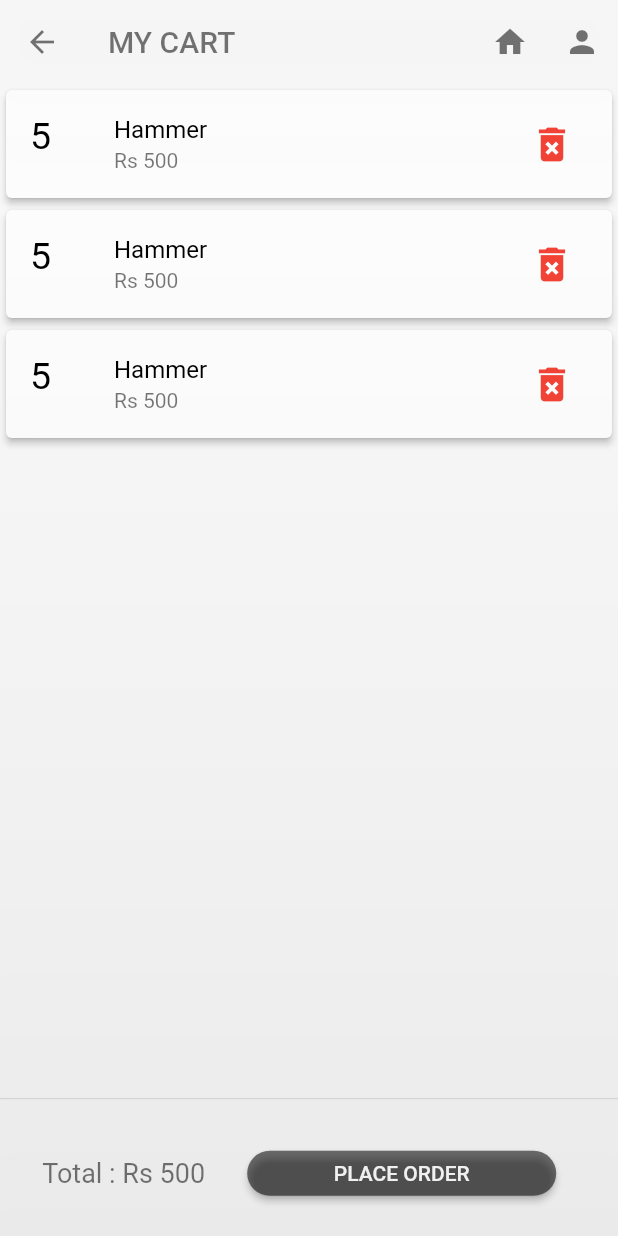
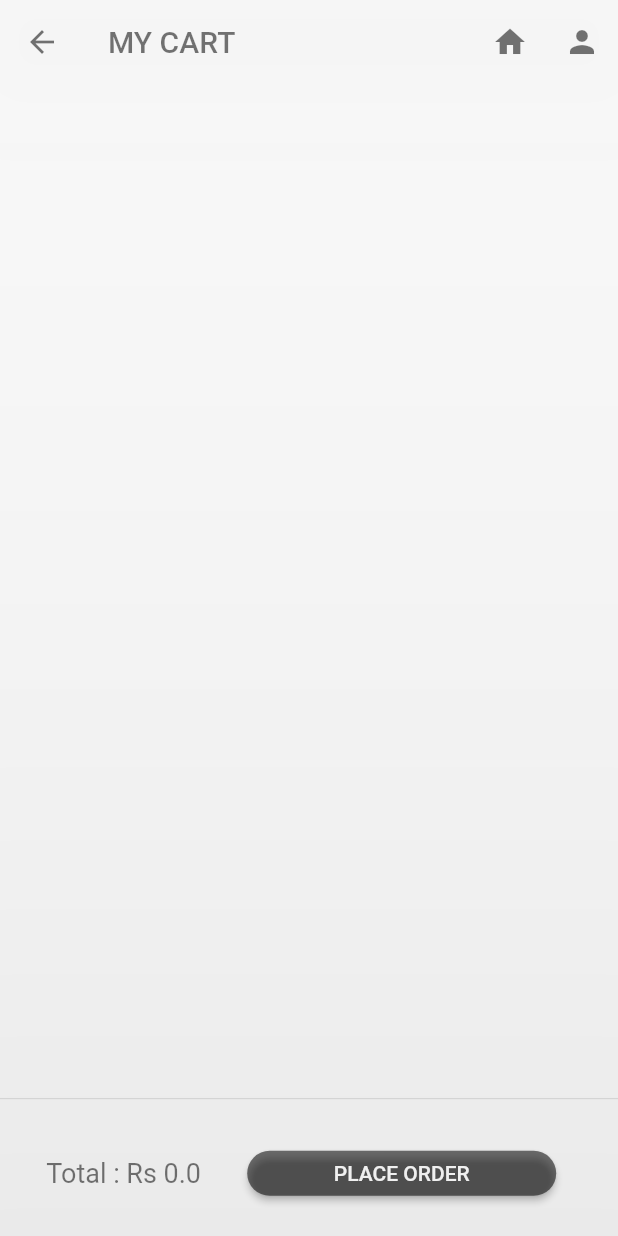
Before and after one commit to RNK-Software/Hardware-Mobile, a Flutter app: the CartScreen screen opened by its route, on a phone screen of 412 x 824 dp. Run offline on Flutter 3.47's test engine with Material 2 defaults, Android fonts, the light colour scheme and no system bars; our stand-ins replace cloud_firestore, firebase_auth; missing offline and left inert: flutter_verification_code; accounts and stored records are empty.

Commit message:
cart logic done

```diff
--- /dev/null
+++ b/lib/modals/cartItem_model.dart
@@ -0,0 +1,7 @@
+class CartItem {
+  String itemName;
+  int quantity;
+  String price;
+
+  CartItem({this.itemName, this.quantity, this.price});
+}
--- a/lib/screens/cart_screen.dart
+++ b/lib/screens/cart_screen.dart
@@ -1,5 +1,9 @@
 import 'package:flutter/material.dart';
 import 'package:flutter/cupertino.dart';
+import 'package:hardwaremobile/modals/cartItem_model.dart';
+import 'package:hardwaremobile/providers/ProductProvider.dart';
+import 'package:hardwaremobile/shop/model/shop_model.dart';
+import 'package:provider/provider.dart';
 import '../widgets/label_text_form_field.dart';
 
 class CartScreen extends StatefulWidget {
@@ -18,6 +22,13 @@ class _CartScreenState extends State<CartScreen> {
   Widget build(BuildContext context) {
     var _mediaQueryData = MediaQuery.of(context);
     var screenWidth = _mediaQueryData.size.width;
+
+    var productProvider = Provider.of<ProductProvider>(context);
+    List<CartItem> cartItems = productProvider.getCartItems();
+    double price = 0;
+    cartItems.forEach((element) {
+      price = price + double.parse(element.price) * element.quantity;
+    });
 
     return Scaffold(
       appBar: AppBar(
@@ -49,14 +60,13 @@ class _CartScreenState extends State<CartScreen> {
             flex: 8,
             child: ListView.builder(
               shrinkWrap: true,
-              itemCount: 3,
+              itemCount: cartItems.length,
               itemBuilder: (BuildContext context, int index) {
                 return Card(
                   color: Theme.of(context).accentColor,
                   elevation: 2.0,
-
                   child: ListTile(
-                    leading: Text("5", //amount
+                    leading: Text(cartItems[index].quantity.toString(), //amount
                         style: TextStyle(color: Colors.black, fontSize: 25)),
                     trailing: IconButton(
                       icon: Icon(
@@ -67,11 +77,13 @@ class _CartScreenState extends State<CartScreen> {
                       splashColor: Colors.purple,
                       onPressed: () {
                         //Remove it
+                        productProvider
+                            .deleteCartItem(cartItems[index].itemName);
                       },
                     ),
-                    title: Text("Hammer", //name
+                    title: Text(cartItems[index].itemName, //name
                         style: TextStyle(color: Colors.black, fontSize: 16)),
-                    subtitle: Text("Rs 500", //price
+                    subtitle: Text("Rs. ${cartItems[index].price}", //price
                         style: TextStyle(color: Colors.black54)),
                   ),
                 );
@@ -86,7 +98,10 @@ class _CartScreenState extends State<CartScreen> {
               children: <Widget>[
                 Expanded(
                   flex: 4,
-                  child: Center(child: Text("Total : Rs 500", style: TextStyle(color: Colors.black54, fontSize: 18))),
+                  child: Center(
+                      child: Text("Total : Rs ${price.toString()}",
+                          style:
+                              TextStyle(color: Colors.black54, fontSize: 18))),
                 ),
                 Expanded(
                   flex: 5,
```
Also changed, not shown: lib/providers/ProductProvider.dart (+29 -0 lines), lib/screens/detail_screen.dart (+16 -5 lines).
